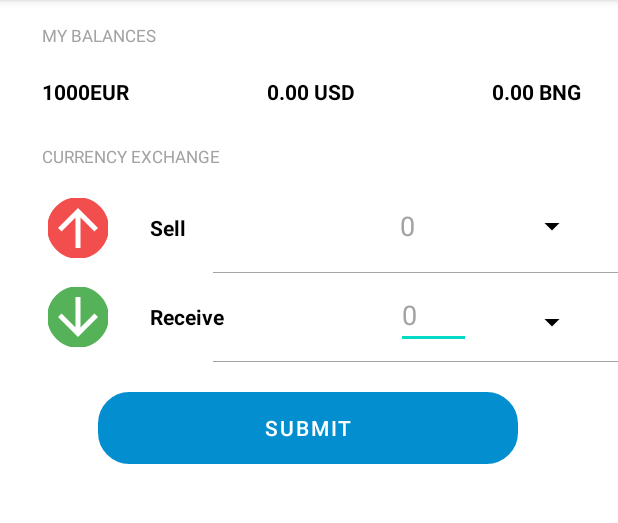
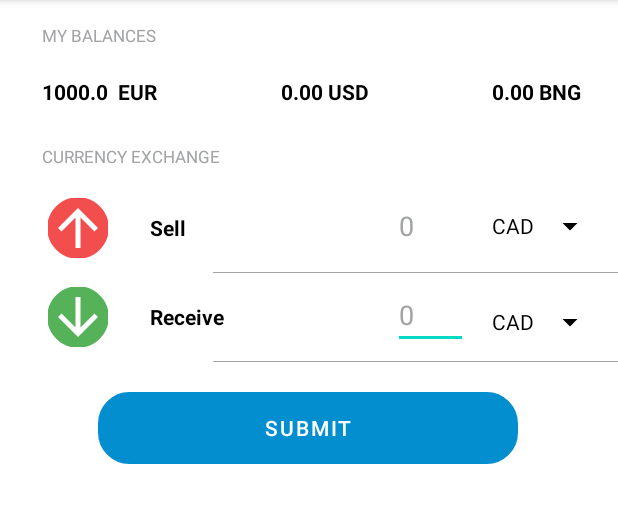
Before and after one commit to Alex20280/My-currency-converter, an Android app: the screen it shows after launch (CurrencyActivity), on a phone screen of 412 x 824 dp, the part 84-607 px from its top. Run offline under Robolectric (Android 15) with nearby library versions, the phone set to English and light mode, and no system bars; our stand-ins replace Dagger/Hilt's generated code.

```diff
--- a/app/src/main/AndroidManifest.xml
+++ b/app/src/main/AndroidManifest.xml
@@ -3,7 +3,7 @@
     xmlns:tools="http://schemas.android.com/tools">
 
     <application
-        android:name=".app.CoreApp"
+        android:name=".CoreApp"
         android:allowBackup="true"
         android:dataExtractionRules="@xml/data_extraction_rules"
         android:fullBackupContent="@xml/backup_rules"
--- a/app/src/main/java/com/example/mycurencyconverter/app/CoreApp.kt
+++ b/app/src/main/java/com/example/mycurencyconverter/CoreApp.kt
@@ -1,4 +1,4 @@
-package com.example.mycurencyconverter.app
+package com.example.mycurencyconverter
 
 import android.app.Application
 import dagger.hilt.android.HiltAndroidApp
--- a/app/src/main/java/com/example/mycurencyconverter/presentation/CurrencyActivity.kt
+++ b/app/src/main/java/com/example/mycurencyconverter/presentation/CurrencyActivity.kt
@@ -1,6 +1,10 @@
 package com.example.mycurencyconverter.presentation
 
 import android.os.Bundle
+import android.view.View
+import android.widget.AdapterView
+import android.widget.ArrayAdapter
+import android.widget.Spinner
 import androidx.activity.viewModels
 import androidx.appcompat.app.AppCompatActivity
 import androidx.lifecycle.lifecycleScope
@@ -22,22 +26,16 @@ class CurrencyActivity : AppCompatActivity() {
 
         initToolbar()
         initViews()
-/*        initSpinner(binding.sellSpinner)
-        initSpinner(binding.receiveSpinner)*/
+        initSpinner(binding.sellSpinner)
+        initSpinner(binding.receiveSpinner)
+        initListener()
 
-        binding.submitBtn.setOnClickListener {
-            viewModel.convert(
-                binding.sellEditText.text.toString(),
-                binding.sellSpinner.selectedItem.toString(),
-                binding.receiveSpinner.selectedItem.toString(),
-            )
-        }
 
         lifecycleScope.launchWhenStarted {
             viewModel.conversion.collect { event ->
                 when (event) {
                     is CurrencyViewModel.CurrencyEvent.Success -> {
-                        binding.receiveEditText.setTextColor(getResources().getColor(R.color.linght_green))
+                        binding.receiveEditText.setTextColor(getResources().getColor(R.color.light_green))
                         //TODO
                     }
                     is CurrencyViewModel.CurrencyEvent.Failure -> {
@@ -47,46 +45,34 @@ class CurrencyActivity : AppCompatActivity() {
                 }
             }
         }
-/*        ArrayAdapter.createFromResource(
-            this,
-            R.array.currency_array,
-            android.R.layout.simple_spinner_item
-        ).also { adapter ->
-            // Specify the layout to use when the list of choices appears
-            adapter.setDropDownViewResource(android.R.layout.simple_spinner_dropdown_item)
-            // Apply the adapter to the spinner
-            binding.sellSpinner.adapter = adapter
+    }
 
-            binding.sellSpinner.onItemSelectedListener = object : AdapterView.OnItemSelectedListener {
-                override fun onItemSelected(parent: AdapterView<*>, view: View, position: Int, id: Long) {
-
-                }
-                override fun onNothingSelected(parent: AdapterView<*>) { }
-            }
-
-        }*/
+    private fun initListener() {
+        binding.submitBtn.setOnClickListener {
+            viewModel.convert(
+                binding.sellEditText.text.toString(),
+                binding.sellSpinner.selectedItem.toString(),
+                binding.receiveSpinner.selectedItem.toString(),
+            )
+        }
     }
 
     private fun initViews() {
-        binding.euroTv.text = viewModel.currentBalance.toString().plus("EUR")
+        binding.euroTv.text = viewModel.currentBalance.toString().plus(getString(R.string.Euro))
     }
 
     private fun initToolbar() {
-        binding.toolbar.root.title = "Currency converter"
+        binding.toolbar.root.title = getString(R.string.appLabel)
     }
 
-/*    private fun initSpinner(spinner: Spinner) {
+    private fun initSpinner(spinner: Spinner) {
         ArrayAdapter.createFromResource(
             this,
-            com.example.mycurencyconverter.R.array.currency_array,
-            android.R.layout.simple_spinner_item
+            R.array.currency_array,
+            R.layout.my_selected_item
         ).also { adapter ->
-            // Specify the layout to use when the list of choices appears
-            adapter.setDropDownViewResource(android.R.layout.simple_spinner_dropdown_item)
-
-            // Apply the adapter to the spinner
+            adapter.setDropDownViewResource(R.layout.my_dropdown_item)
             spinner.adapter = adapter
-
             spinner.onItemSelectedListener = object : AdapterView.OnItemSelectedListener {
                 override fun onItemSelected(
                     parent: AdapterView<*>,
@@ -94,11 +80,9 @@ class CurrencyActivity : AppCompatActivity() {
                     position: Int,
                     id: Long
                 ) {
-
                 }
-
                 override fun onNothingSelected(parent: AdapterView<*>) {}
             }
         }
-    }*/
+    }
 }
--- a/app/src/main/java/com/example/mycurencyconverter/presentation/CurrencyViewModel.kt
+++ b/app/src/main/java/com/example/mycurencyconverter/presentation/CurrencyViewModel.kt
@@ -1,12 +1,9 @@
 package com.example.mycurencyconverter.presentation
 
-import android.app.Application
-import androidx.hilt.lifecycle.ViewModelInject
-import androidx.lifecycle.AndroidViewModel
 import androidx.lifecycle.ViewModel
 import androidx.lifecycle.viewModelScope
+import com.example.currencyconverter.domain.CurrencyConverter
 import com.example.mycurencyconverter.data.model.Rates
-import com.example.mycurencyconverter.domain.CurrencyConverterImpl
 import com.example.mycurencyconverter.utils.DispatcherProvider
 import com.example.mycurencyconverter.utils.Resource
 import dagger.hilt.android.lifecycle.HiltViewModel
@@ -18,14 +15,14 @@ import kotlin.math.round
 
 @HiltViewModel
 class CurrencyViewModel @Inject constructor(
-    private val repository: CurrencyConverterImpl,
-    private val dispatchers:DispatcherProvider
+    val repository: CurrencyConverter,
+    val dispatchers:DispatcherProvider
 ): ViewModel(){
 
     private val _conversion = MutableStateFlow<CurrencyEvent>(CurrencyEvent.Empty)
     val conversion: StateFlow<CurrencyEvent> = _conversion
 
-    public val currentBalance = 1000
+    public val currentBalance = 1000.00
 
     sealed class CurrencyEvent {
         class Success(val resultText: String): CurrencyEvent()
--- a/app/src/main/res/layout/activity_main.xml
+++ b/app/src/main/res/layout/activity_main.xml
@@ -13,10 +13,10 @@
 
     <Spinner
         android:id="@+id/receiveSpinner"
-        android:layout_width="50dp"
+        android:layout_width="wrap_content"
         android:layout_height="wrap_content"
         android:layout_marginTop="40dp"
-        android:layout_marginEnd="20dp"
+        android:layout_marginEnd="8dp"
         android:backgroundTint="@color/black"
         android:entries="@array/currency_array"
         app:layout_constraintEnd_toEndOf="parent"
@@ -47,7 +47,7 @@
         android:id="@+id/receiveEditText"
         android:layout_width="50dp"
         android:layout_height="wrap_content"
-        android:layout_marginEnd="28dp"
+        android:layout_marginEnd="16dp"
         android:ems="10"
         android:hint="@string/zero"
         android:inputType="numberDecimal"
@@ -172,7 +172,7 @@
         android:id="@+id/sellEditText"
         android:layout_width="50dp"
         android:layout_height="wrap_content"
-        android:layout_marginEnd="24dp"
+        android:layout_marginEnd="16dp"
         android:ems="10"
         android:hint="@string/zero"
         android:inputType="numberDecimal"
@@ -197,10 +197,10 @@
 
     <Spinner
         android:id="@+id/sellSpinner"
-        android:layout_width="55dp"
+        android:layout_width="wrap_content"
         android:layout_height="wrap_content"
         android:layout_marginTop="68dp"
-        android:layout_marginEnd="20dp"
+        android:layout_marginEnd="8dp"
         android:backgroundTint="@color/black"
         android:entries="@array/currency_array"
         app:layout_constraintEnd_toEndOf="parent"
--- /dev/null
+++ b/app/src/main/res/layout/my_selected_item.xml
@@ -0,0 +1,9 @@
+<?xml version="1.0" encoding="utf-8"?>
+<TextView
+    xmlns:android="http://schemas.android.com/apk/res/android"
+    android:layout_width="match_parent"
+    android:layout_height="match_parent"
+    android:background="@color/white"
+    android:textColor="@color/black">
+
+</TextView>
--- a/app/src/main/res/values/colors.xml
+++ b/app/src/main/res/values/colors.xml
@@ -11,5 +11,5 @@
     <color name="red">#F24E4E</color>
     <color name="green">#55B258</color>
     <color name="grey">#A2A3A5</color>
-    <color name="linght_green">#7db873</color>
+    <color name="light_green">#7db873</color>
 </resources>
--- a/app/src/main/res/values/strings.xml
+++ b/app/src/main/res/values/strings.xml
@@ -9,6 +9,8 @@
     <string name="_0_00_usd">0.00 USD</string>
     <string name="_0_00_bng">0.00 BNG</string>
     <string name="zero">0</string>
+    <string name="appLabel">Currency converter</string>
+    <string name="Euro">\u0020 EUR </string>
 
     <string-array name="currency_array">
         <item>CAD</item>
```
Also changed, not shown: app/build.gradle (+9 -10 lines), app/src/main/res/layout/my_dropdown_item.xml (added, +10 -0 lines), build.gradle (+10 -1 lines).
